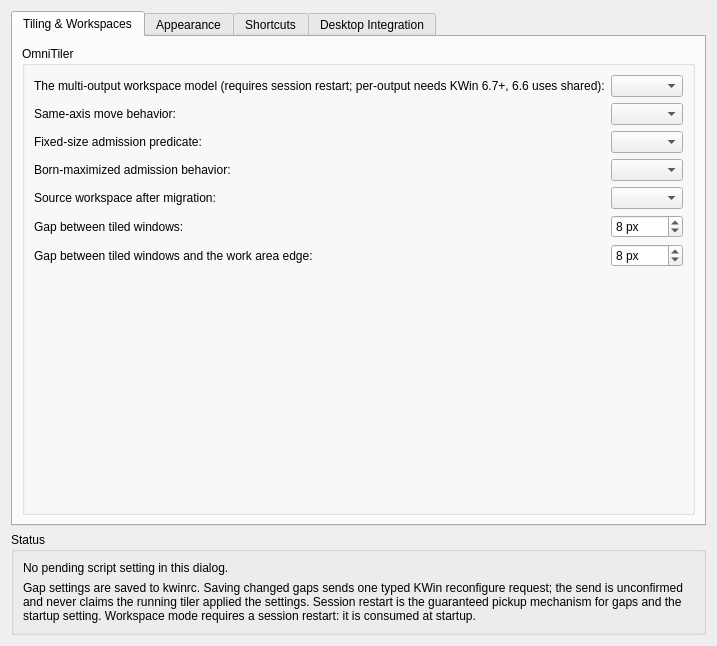
Before: the Qt Designer form kwin/native-effect/unifiedsettings.ui in beefsack/OmniTiler, drawn with Qt 5.
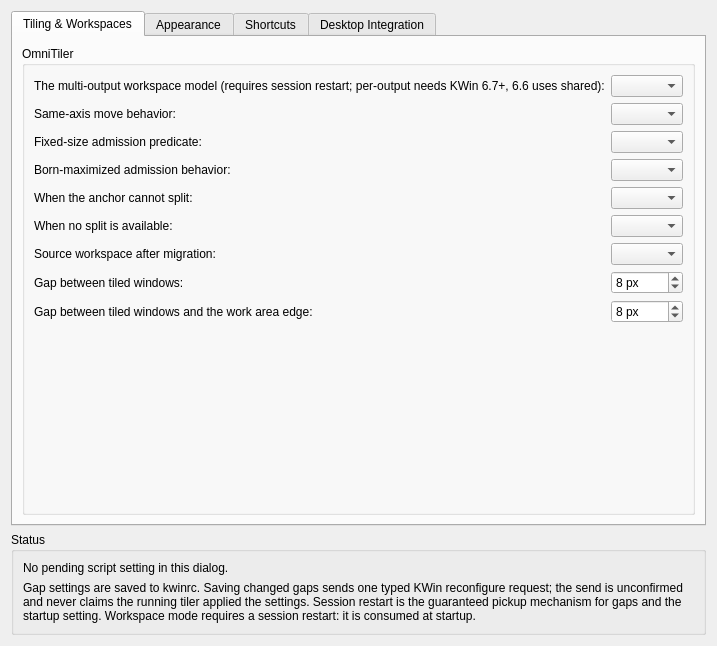
After: the same form once the commit is applied. Custom widgets are drawn as their Qt base class.

The edit to the form file:
```diff
--- a/kwin/native-effect/unifiedsettings.ui
+++ b/kwin/native-effect/unifiedsettings.ui
@@ -72,6 +72,32 @@
                <widget class="QComboBox" name="bornMaximizedCombo"/>
               </item>
               <item row="4" column="0">
+               <widget class="QLabel" name="label_anchorFallback">
+                <property name="buddy">
+                 <cstring>anchorFallbackCombo</cstring>
+                </property>
+               <property name="text">
+                <string>When the anchor cannot split:</string>
+               </property>
+              </widget>
+             </item>
+              <item row="4" column="1">
+              <widget class="QComboBox" name="anchorFallbackCombo"/>
+             </item>
+             <item row="5" column="0">
+              <widget class="QLabel" name="label_noSpaceResult">
+               <property name="buddy">
+                <cstring>noSpaceResultCombo</cstring>
+               </property>
+              <property name="text">
+               <string>When no split is available:</string>
+              </property>
+             </widget>
+            </item>
+             <item row="5" column="1">
+             <widget class="QComboBox" name="noSpaceResultCombo"/>
+            </item>
+              <item row="6" column="0">
                <widget class="QLabel" name="label_migrationSourceRefill">
                 <property name="buddy">
                  <cstring>migrationSourceRefillCombo</cstring>
@@ -81,10 +107,10 @@
                </property>
               </widget>
              </item>
-              <item row="4" column="1">
+              <item row="6" column="1">
               <widget class="QComboBox" name="migrationSourceRefillCombo"/>
              </item>
-              <item row="5" column="0">
+              <item row="7" column="0">
                <widget class="QLabel" name="label_innerGap">
                <property name="buddy">
                 <cstring>innerGapSpinBox</cstring>
@@ -94,7 +120,7 @@
               </property>
              </widget>
             </item>
-              <item row="5" column="1">
+              <item row="7" column="1">
               <widget class="QSpinBox" name="innerGapSpinBox">
             <property name="minimum">
              <number>0</number>
@@ -110,7 +136,7 @@
             </property>
            </widget>
           </item>
-              <item row="6" column="0">
+              <item row="8" column="0">
                <widget class="QLabel" name="label_outerGap">
                <property name="buddy">
                 <cstring>outerGapSpinBox</cstring>
@@ -120,7 +146,7 @@
               </property>
              </widget>
             </item>
-              <item row="6" column="1">
+              <item row="8" column="1">
               <widget class="QSpinBox" name="outerGapSpinBox">
             <property name="minimum">
              <number>0</number>
```
